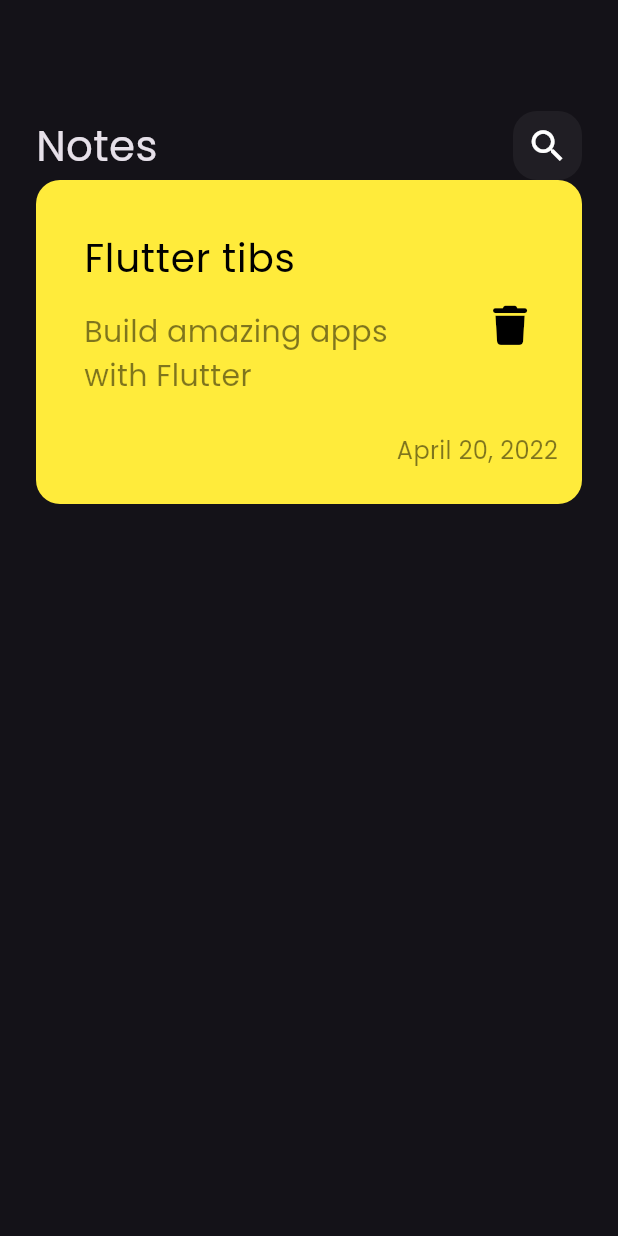
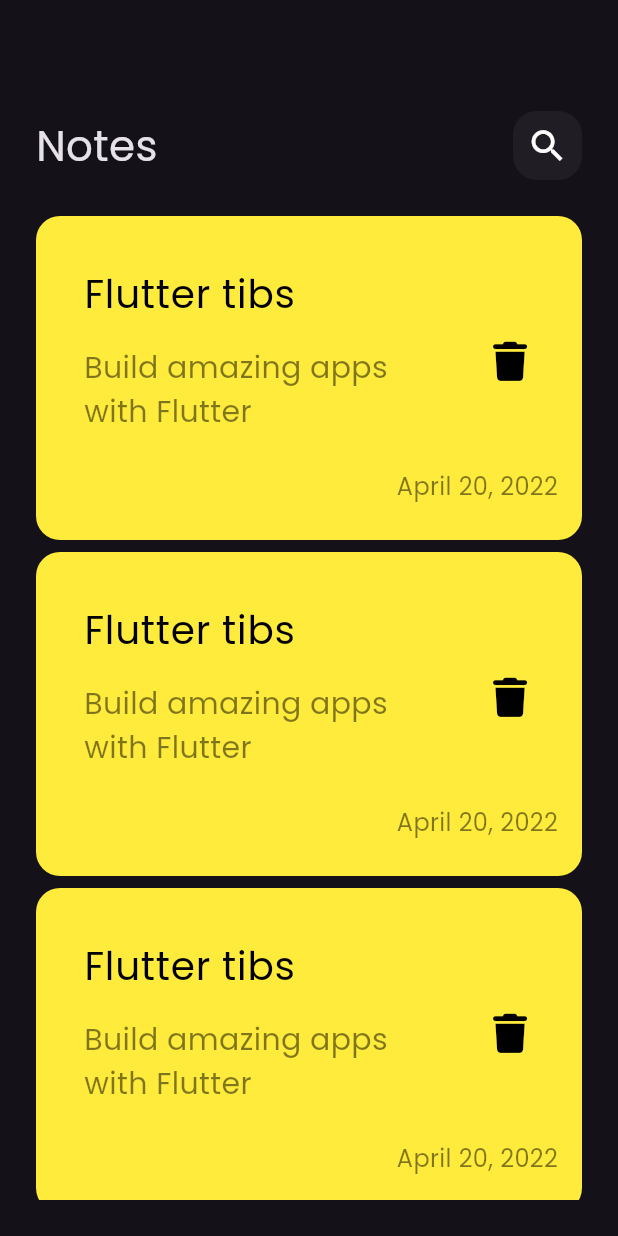
Before and after one commit to AsmaelMohamed2023/NotesApp, a Flutter app: the screen it shows after launch, on a phone screen of 412 x 824 dp. Run offline on Flutter 3.47's test engine with Material 3 defaults, Android fonts, the phone set to English and light mode, and no system bars; our stand-ins replace font_awesome_flutter.

Commit message:
create note list view

```diff
--- /dev/null
+++ b/lib/views/widget/note_list_view.dart
@@ -0,0 +1,19 @@
+import 'package:flutter/material.dart';
+import 'package:notes_app/views/widget/note_item.dart';
+
+class NotesListView extends StatelessWidget {
+  const NotesListView({super.key});
+
+  @override
+  Widget build(BuildContext context) {
+    return ListView.builder(
+      padding: const EdgeInsets.symmetric(vertical: 20),
+      itemBuilder: (context, index) {
+        return const Padding(
+          padding: EdgeInsets.symmetric(vertical: 4),
+          child: NoteItem(),
+        );
+      },
+    );
+  }
+}
--- a/lib/views/widget/notes_view_body.dart
+++ b/lib/views/widget/notes_view_body.dart
@@ -1,6 +1,6 @@
 import 'package:flutter/material.dart';
 import 'package:notes_app/views/widget/custom_app_bar.dart';
-import 'package:notes_app/views/widget/note_item.dart';
+import 'package:notes_app/views/widget/note_list_view.dart';
 
 class NotesViewBody extends StatelessWidget {
   const NotesViewBody({super.key});
@@ -12,7 +12,9 @@ class NotesViewBody extends StatelessWidget {
         children: [
           SizedBox(height: 50),
           CustomAppBar(),
-          NoteItem(),
+          Expanded(
+            child: NotesListView(),
+          ),
         ],
       ),
     );
```
